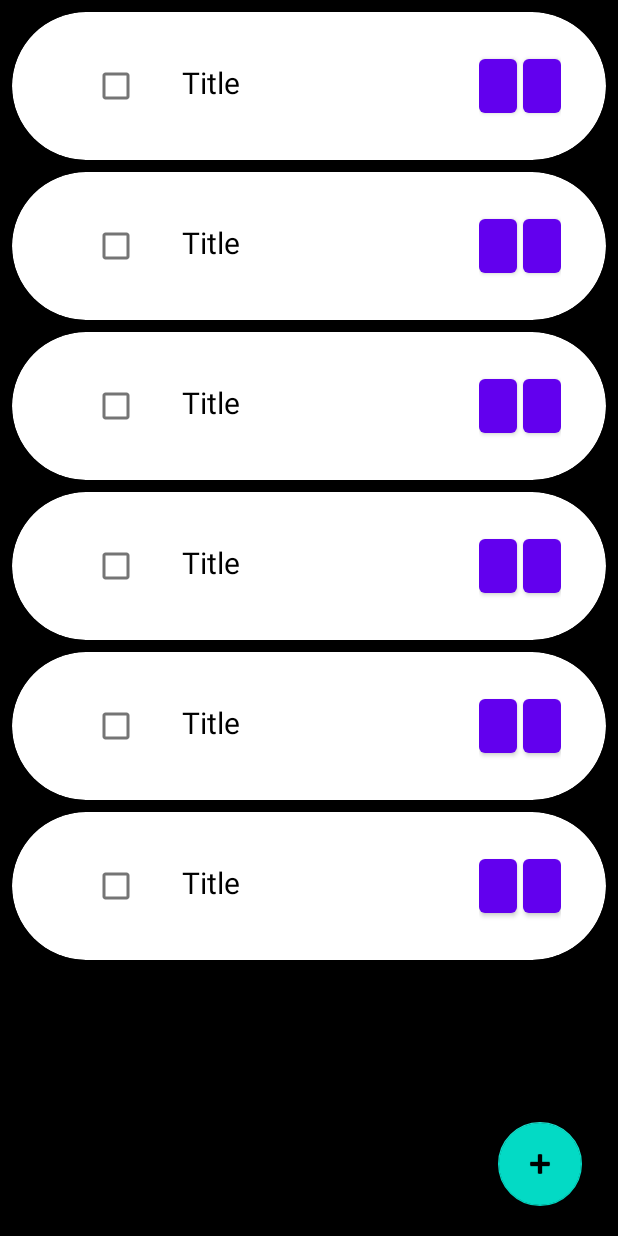
After one commit to Talki21/MySuperList, an Android app: the layout activity_secand.xml on its own in the app's theme, with its tools: preview values and no code run, on a phone screen of 412 x 824 dp. The commit adds this screen. Run offline under Robolectric (Android 15) with nearby library versions, the phone set to English and light mode, and no system bars.

Commit message:
add adding function and removing to secand activity

```diff
--- /dev/null
+++ b/app/src/main/res/layout/activity_secand.xml
@@ -0,0 +1,33 @@
+<?xml version="1.0" encoding="utf-8"?>
+<RelativeLayout xmlns:android="http://schemas.android.com/apk/res/android"
+    xmlns:app="http://schemas.android.com/apk/res-auto"
+    xmlns:tools="http://schemas.android.com/tools"
+    android:layout_width="match_parent"
+    android:layout_height="match_parent"
+    android:background="@color/black"
+    tools:context=".SecandActivity">
+
+
+    <com.google.android.material.floatingactionbutton.FloatingActionButton
+        android:id="@+id/floatingActionButton_inn"
+        android:layout_width="wrap_content"
+        android:layout_height="wrap_content"
+        android:layout_alignParentBottom="true"
+        android:layout_alignEnd="@id/recycle_secand"
+        android:layout_margin="20dp"
+        android:clickable="true"
+        app:srcCompat="@android:drawable/ic_input_add"
+        android:contentDescription="@string/add"
+        android:focusable="true" />
+
+    <androidx.recyclerview.widget.RecyclerView
+        android:id="@+id/recycle_secand"
+        android:layout_width="match_parent"
+        android:layout_height="match_parent"
+        android:layout_marginStart="4dp"
+        android:layout_marginTop="4dp"
+        android:layout_marginEnd="4dp"
+        android:layout_marginBottom="4dp"
+        tools:itemCount="10"
+        tools:listitem="@layout/item_inn_layout"/>
+</RelativeLayout>
--- /dev/null
+++ b/app/src/main/res/layout/item_inn_layout.xml
@@ -0,0 +1,74 @@
+<?xml version="1.0" encoding="utf-8"?>
+<androidx.cardview.widget.CardView xmlns:android="http://schemas.android.com/apk/res/android"
+    xmlns:app="http://schemas.android.com/apk/res-auto"
+    android:id="@+id/card_inn_item"
+    android:layout_width="match_parent"
+    android:layout_height="wrap_content"
+    android:layout_margin="4dp"
+    android:clickable="true"
+    android:focusable="true"
+    android:foreground="?selectableItemBackground"
+    app:cardCornerRadius="230dp">
+
+    <RelativeLayout
+        android:id="@+id/card_inn"
+        android:layout_width="match_parent"
+        android:layout_height="match_parent"
+        android:padding="20dp">
+
+        <LinearLayout
+            android:id="@+id/card_inn_box"
+            android:layout_width="match_parent"
+            android:layout_height="wrap_content"
+            android:orientation="horizontal"
+            android:layout_toStartOf="@+id/edit_inn_remove"
+            android:layout_margin="5dp">
+
+
+            <CheckBox
+                android:id="@+id/checkBox"
+                android:layout_width="wrap_content"
+                android:layout_height="wrap_content"
+                android:layout_marginStart="20dp"
+                />
+
+            <TextView
+                android:id="@+id/card_inn_title"
+                android:layout_width="wrap_content"
+                android:layout_height="wrap_content"
+                android:layout_marginStart="20dp"
+                android:text="@string/title"
+                android:textColor="@color/black"
+                android:textSize="20sp" />
+
+        </LinearLayout>
+
+        <LinearLayout
+            android:id="@+id/edit_inn_remove"
+            android:layout_width="wrap_content"
+            android:layout_height="wrap_content"
+            android:layout_alignBottom="@+id/card_inn_box"
+            android:layout_alignTop="@+id/card_inn_box"
+            android:layout_alignParentEnd="true"
+            android:orientation="horizontal"
+            android:layout_marginEnd="10dp">
+
+
+            <Button
+                android:id="@+id/card_inn_Remove"
+                android:layout_width="25dp"
+                android:layout_height="wrap_content"
+                android:layout_marginEnd="2dp"
+                />
+
+            <Button
+                android:id="@+id/card_inn_Edit"
+                android:layout_width="25dp"
+                android:layout_height="wrap_content"
+                android:layout_marginStart="2dp"
+                />
+        </LinearLayout>
+    </RelativeLayout>
+
+
+</androidx.cardview.widget.CardView>
```
Also changed, not shown: app/src/main/AndroidManifest.xml (+14 -0 lines), app/src/main/java/com/example/mysuperlist/AddCardActivity.kt (+4 -6 lines), app/src/main/java/com/example/mysuperlist/AddInnCardActivity.kt (added, +31 -0 lines), app/src/main/java/com/example/mysuperlist/MainActivity.kt (+9 -9 lines), app/src/main/java/com/example/mysuperlist/SecandActivity.kt (added, +49 -0 lines), app/src/main/java/com/example/mysuperlist/data/item_card.kt (+9 -1 lines), app/src/main/java/com/example/mysuperlist/frontRecycleAdapter.kt (+14 -16 lines), app/src/main/java/com/example/mysuperlist/secandRecycleAdapter.kt (added, +41 -0 lines), app/src/main/res/layout/activity_addinncard.xml (added, +32 -0 lines).
